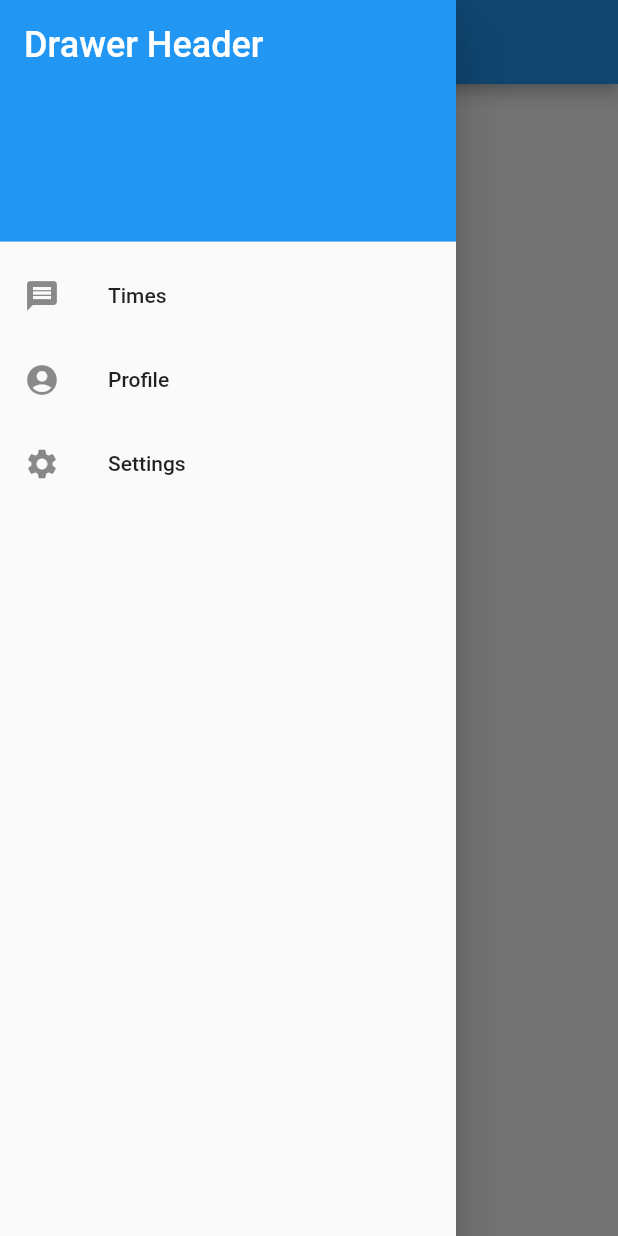
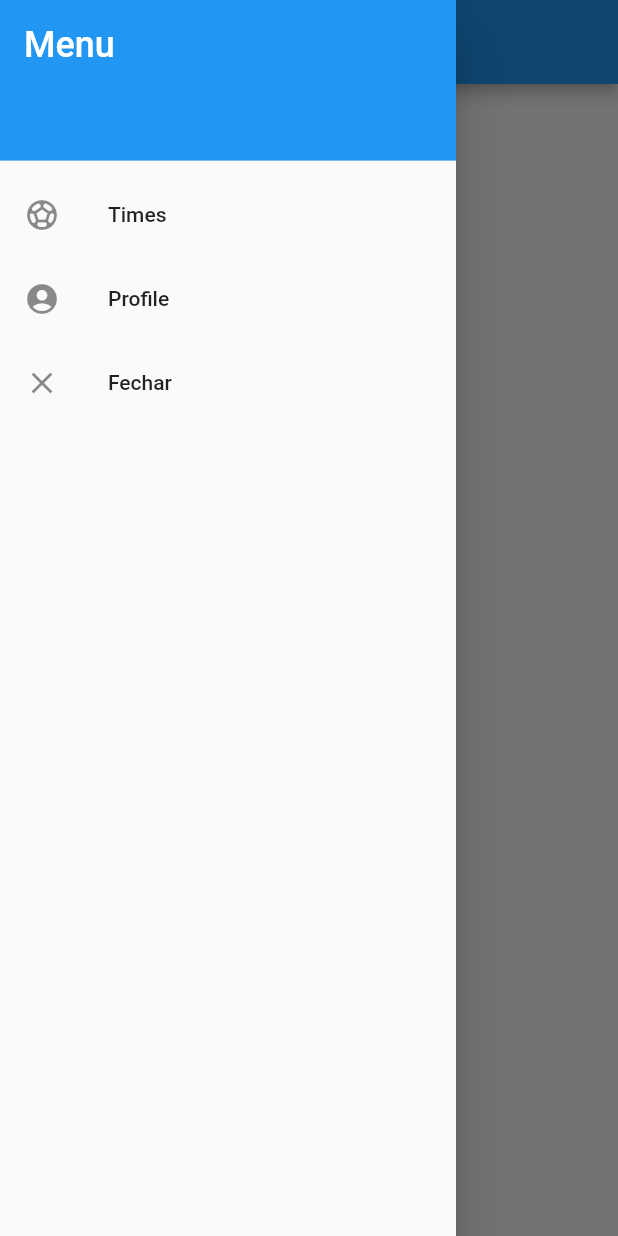
Before and after one commit to rafaelchiareli/cartola_ios, a Flutter app: the screen it shows after launch, with the side drawer open, on a phone screen of 412 x 824 dp. Run offline on Flutter 3.47's test engine with Material 2 defaults, Android fonts, the phone set to English and light mode, and no system bars; missing offline and left inert: http_interceptor; statements that could not run were skipped.

Commit message:
alteraçoes

```diff
--- a/lib/main.dart
+++ b/lib/main.dart
@@ -1,4 +1,5 @@
 import 'package:cartola_ios/screens/times.dart';
+import 'package:cartola_ios/widgets/navigation_drawer.dart';
 import 'package:flutter/material.dart';
 import 'package:flutter/material.dart';
 
@@ -17,50 +18,11 @@ class MyApp extends StatelessWidget {
   Widget build(BuildContext context) {
     return MaterialApp(
         home: Scaffold(
-      appBar: AppBar(title: Text('TEste')),
-      drawer: Drawer(
-        child: ListView(
-          padding: EdgeInsets.zero,
-          children:  <Widget>[
-            DrawerHeader(
-              decoration: BoxDecoration(
-                color: Colors.blue,
-              ),
-              child: Text(
-                'Drawer Header',
-                style: TextStyle(
-                  color: Colors.white,
-                  fontSize: 24,
-                ),
-              ),
-            ),
-            ListTile(
-              leading: Icon(Icons.message),
-              title: Text('Times'),
-              onTap: ( ) {
-                _showTimes(context);
-                Navigator.pop(context);
-
-              }
-      ),
-            ListTile(
-              leading: Icon(Icons.account_circle),
-              title: Text('Profile'),
-            ),
-            ListTile(
-              leading: Icon(Icons.settings),
-              title: Text('Settings'),
-            ),
-          ],
-        ),
-      ),
+      appBar: AppBar(title: Text('Teste')),
+      drawer: NavigationDrawerWidget(),
     ));
   }
-  void _showTimes(BuildContext context) {
-    Navigator.of(context).push(MaterialPageRoute(
-      builder: (context) => Times(),
-    ));
-  }
+
 }
 // class MyStatefulWidget extends StatefulWidget {
 //   const MyStatefulWidget({Key? key}) : super(key: key);
--- a/lib/screens/times.dart
+++ b/lib/screens/times.dart
@@ -1,6 +1,7 @@
 import 'package:cartola_ios/http/webclient.dart';
 import 'package:cartola_ios/models/clube.dart';
 import 'package:cartola_ios/screens/atletas_time.dart';
+import 'package:cartola_ios/widgets/navigation_drawer.dart';
 import 'package:flutter/material.dart';
 
 import '../widgets/progress.dart';
@@ -9,6 +10,7 @@ class Times extends StatelessWidget {
   @override
   Widget build(BuildContext context) {
     return Scaffold(
+      drawer: NavigationDrawerWidget(),
       appBar: AppBar(
         title: Text('Times'),
       ),
--- /dev/null
+++ b/lib/widgets/navigation_drawer.dart
@@ -0,0 +1,66 @@
+import 'package:flutter/material.dart';
+
+import '../screens/times.dart';
+
+class NavigationDrawerWidget extends StatelessWidget {
+
+
+  @override
+  Widget build(BuildContext context) {
+    return  Container(
+
+      child: Drawer(
+        child: ListView(
+          padding: EdgeInsets.zero,
+          children:  <Widget>[
+            SizedBox(
+              height: 115,
+              child: DrawerHeader(
+                decoration: BoxDecoration(
+                  color: Colors.blue,
+
+                ),
+                child: Text(
+                  'Menu',
+                  style: TextStyle(
+                    color: Colors.white,
+                    fontSize: 24,
+                  ),
+                ),
+              ),
+            ),
+            ListTile(
+                leading: Icon(Icons.sports_soccer_sharp),
+                title: Text('Times'),
+                onTap: ( ) {
+                  _showTimes(context);
+                  // Future.delayed(Duration.zero, () {
+                  //   Navigator.pop(context);
+                  // });
+
+
+                }
+            ),
+            ListTile(
+              leading: Icon(Icons.account_circle),
+              title: Text('Profile'),
+            ),
+            ListTile(
+              leading: Icon(Icons.close),
+              title: Text('Fechar'),
+              onTap: () {
+                Navigator.pop(context);
+              },
+
+            ),
+          ],
+        ),
+      ),
+    );
+  }
+  void _showTimes(BuildContext context) {
+    Navigator.of(context).pushReplacement(MaterialPageRoute(
+      builder: (context) => Times(),
+    ));
+  }
+}
```
